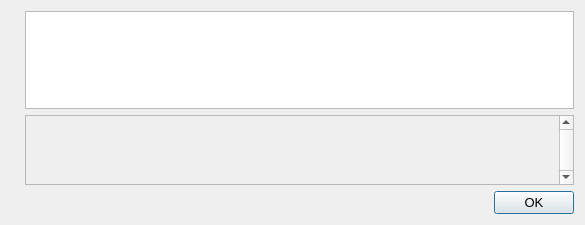
LUX-Core/lux, file src/qt/forms/helpmessagedialog.ui: the form before one commit.
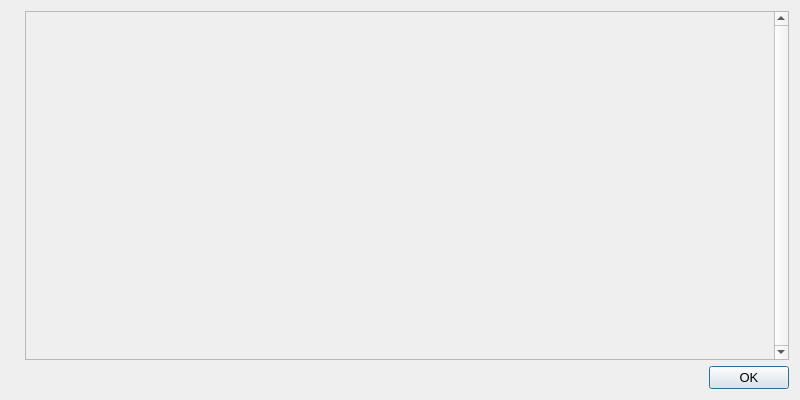
The form after the commit. Icons and pictures are not drawn.

Patch:
```diff
--- a/src/qt/forms/helpmessagedialog.ui
+++ b/src/qt/forms/helpmessagedialog.ui
@@ -6,8 +6,8 @@
    <rect>
     <x>0</x>
     <y>0</y>
-    <width>585</width>
-    <height>225</height>
+    <width>800</width>
+    <height>400</height>
    </rect>
   </property>
   <property name="font">
@@ -34,13 +34,6 @@
    </item>
    <item>
     <layout class="QVBoxLayout" name="verticalLayout">
-     <item>
-      <widget class="QTextEdit" name="helpMessage">
-       <property name="readOnly">
-        <bool>true</bool>
-       </property>
-      </widget>
-     </item>
      <item>
       <widget class="QScrollArea" name="scrollArea">
        <property name="verticalScrollBarPolicy">
@@ -54,8 +47,8 @@
          <rect>
           <x>0</x>
           <y>0</y>
-          <width>447</width>
-          <height>68</height>
+          <width>659</width>
+          <height>348</height>
          </rect>
         </property>
         <layout class="QVBoxLayout" name="verticalLayout_2">
@@ -67,9 +60,6 @@
            <property name="textFormat">
             <enum>Qt::PlainText</enum>
            </property>
-           <property name="alignment">
-            <set>Qt::AlignLeading|Qt::AlignLeft|Qt::AlignTop</set>
-           </property>
            <property name="openExternalLinks">
             <bool>true</bool>
            </property>
```
Left out of the diff: 2 changed lines with no effect on the pictures.
